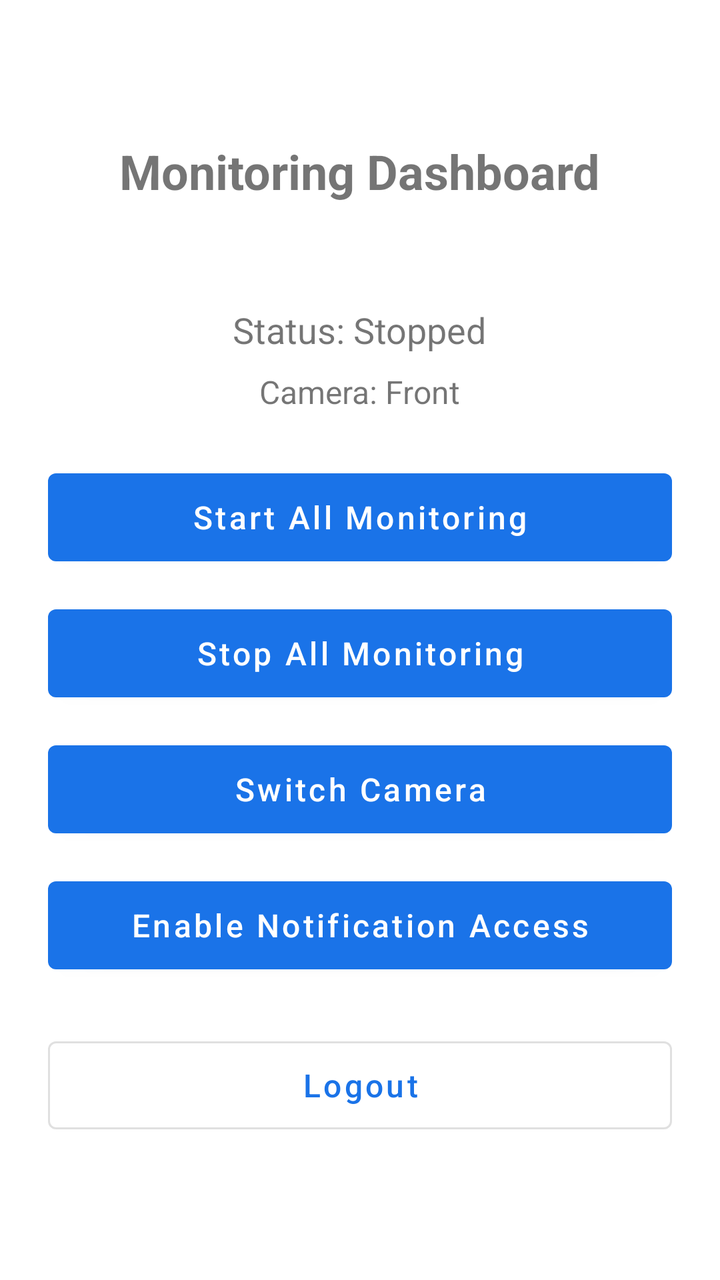
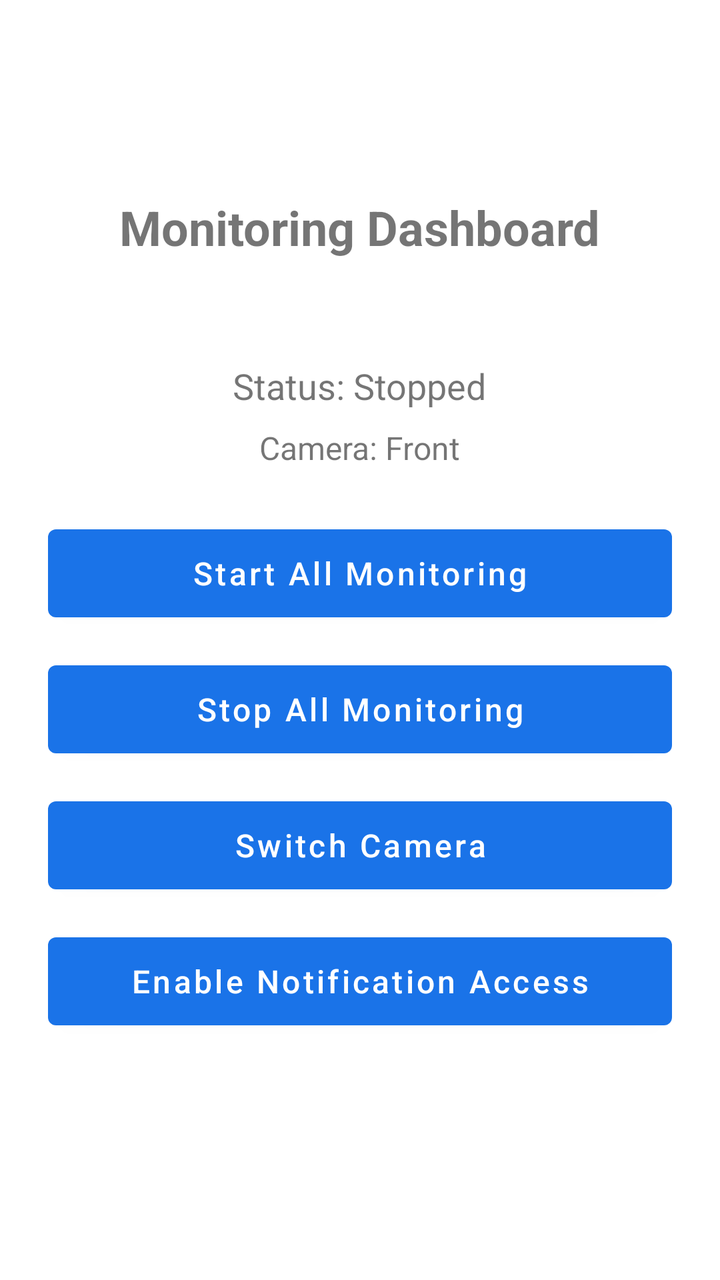

Before-and-after screenshots of an Android layout around one commit, followed by the original layout XML and the change that was made.
<!-- AndroidManifest.xml: application theme Theme.Monitor -->
<!-- res/layout/activity_main.xml -->
<?xml version="1.0" encoding="utf-8"?>
<LinearLayout xmlns:android="http://schemas.android.com/apk/res/android"
    android:layout_width="match_parent"
    android:layout_height="match_parent"
    android:gravity="center"
    android:orientation="vertical"
    android:padding="24dp">

    <TextView
        android:layout_width="wrap_content"
        android:layout_height="wrap_content"
        android:text="Monitoring Dashboard"
        android:textSize="24sp"
        android:textStyle="bold"
        android:layout_marginBottom="8dp"/>

    <TextView
        android:id="@+id/tv_email"
        android:layout_width="wrap_content"
        android:layout_height="wrap_content"
        android:textSize="14sp"
        android:layout_marginBottom="24dp"/>

    <TextView
        android:id="@+id/tv_status"
        android:layout_width="wrap_content"
        android:layout_height="wrap_content"
        android:text="Status: Stopped"
        android:textSize="18sp"
        android:layout_marginBottom="8dp"/>

    <TextView
        android:id="@+id/tv_camera_mode"
        android:layout_width="wrap_content"
        android:layout_height="wrap_content"
        android:text="Camera: Front"
        android:textSize="16sp"
        android:layout_marginBottom="24dp"/>

    <Button
        android:id="@+id/btn_start_monitor"
        android:layout_width="match_parent"
        android:layout_height="56dp"
        android:text="Start All Monitoring"
        android:textAllCaps="false"
        android:textSize="16sp"
        android:layout_marginBottom="12dp"/>

    <Button
        android:id="@+id/btn_stop_monitor"
        android:layout_width="match_parent"
        android:layout_height="56dp"
        android:text="Stop All Monitoring"
        android:textAllCaps="false"
        android:textSize="16sp"
        android:layout_marginBottom="12dp"/>

    <Button
        android:id="@+id/btn_switch_camera"
        android:layout_width="match_parent"
        android:layout_height="56dp"
        android:text="Switch Camera"
        android:textAllCaps="false"
        android:textSize="16sp"
        android:layout_marginBottom="12dp"/>

    <Button
        android:id="@+id/btn_enable_notif_access"
        android:layout_width="match_parent"
        android:layout_height="56dp"
        android:text="Enable Notification Access"
        android:textAllCaps="false"
        android:textSize="16sp"
        android:layout_marginBottom="24dp"/>

    <Button
        android:id="@+id/btn_logout"
        android:layout_width="match_parent"
        android:layout_height="56dp"
        android:text="Logout"
        android:textAllCaps="false"
        android:textSize="16sp"
        style="@style/Widget.MaterialComponents.Button.OutlinedButton"/>

</LinearLayout>
<!-- resources referenced by this layout -->
<resources>
  <style name="Theme.Monitor" parent="Theme.MaterialComponents.DayNight.NoActionBar">
          <item name="colorPrimary">#FF1A73E8</item>
          <item name="colorPrimaryVariant">#FF1557B0</item>
          <item name="colorOnPrimary">#FFFFFFFF</item>
          <item name="colorSecondary">#FF1A73E8</item>
          <item name="colorSecondaryVariant">#FF1557B0</item>
          <item name="colorOnSecondary">#FFFFFFFF</item>
          <item name="android:statusBarColor">#FF1A73E8</item>
      </style>
</resources>

<!-- the commit's change to res/layout/activity_main.xml (unified diff, before → after) -->
@@ -73,13 +73,4 @@
         android:textSize="16sp"
         android:layout_marginBottom="24dp"/>
 
-    <Button
-        android:id="@+id/btn_logout"
-        android:layout_width="match_parent"
-        android:layout_height="56dp"
-        android:text="Logout"
-        android:textAllCaps="false"
-        android:textSize="16sp"
-        style="@style/Widget.MaterialComponents.Button.OutlinedButton"/>
-
 </LinearLayout>
